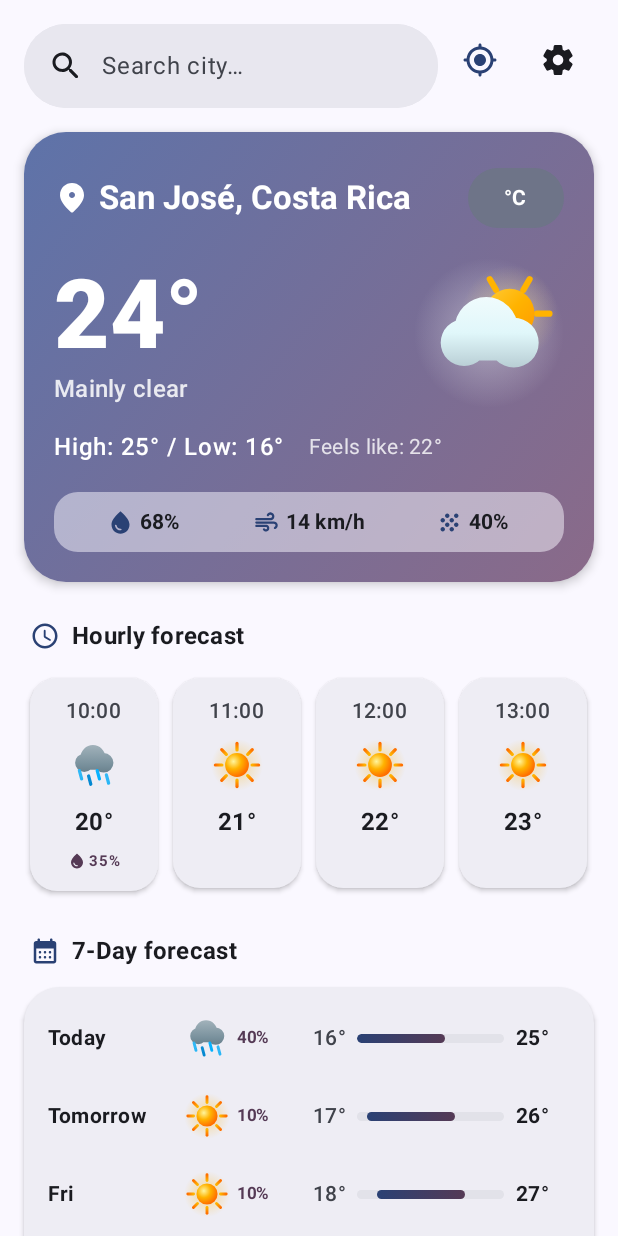
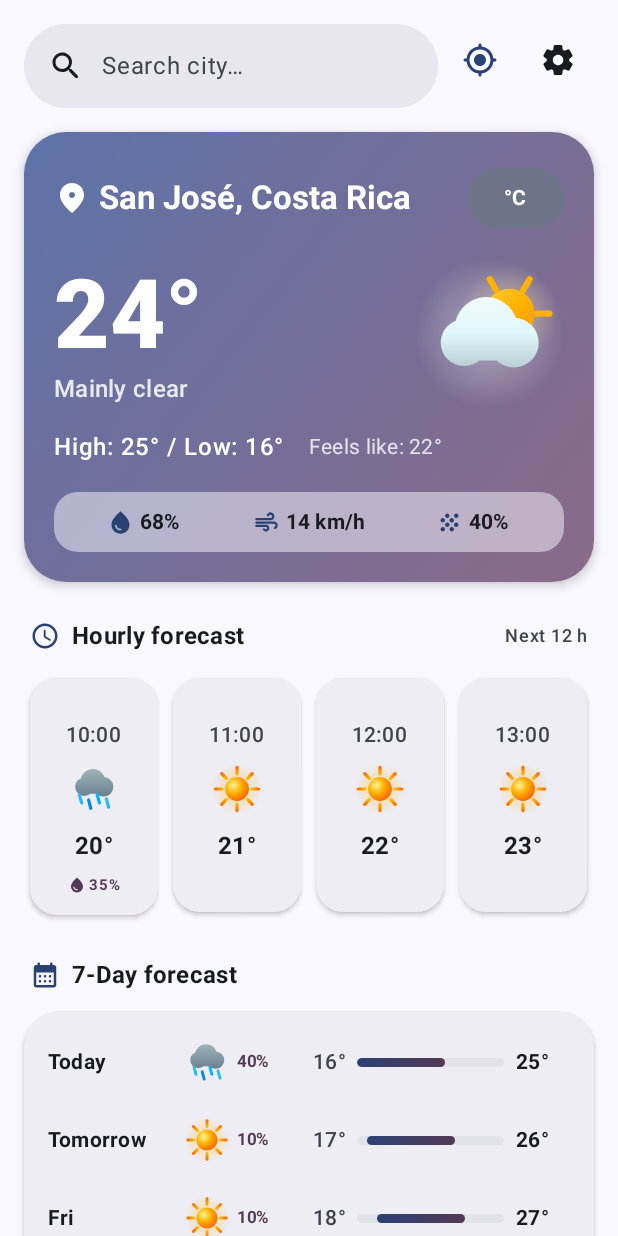
Before and after one commit to monchito007/MWeather, an Android app built with Jetpack Compose: the @Preview function WeatherScreenPreview, on a phone screen of 412 x 824 dp. Run offline under Robolectric (Android 15) with nearby library versions, the phone set to English and light mode, and no system bars.

Commit message:
Show every remaining hour in the hourly forecast, starting now
The hourly row used to show 00:00-23:00 of today, including hours already
past. It now starts at the current hour (from the API's current time, in
the location's timezone) and lists every hour left in the 7-day forecast.
The header shows how many hours there are, and midnight cards show the
weekday so it's clear where each day starts.

Co-Authored-By: Claude Opus 5.5 <noreply@anthropic.com>

```diff
--- a/app/src/main/java/com/monchito007/mweather/ui/weather/components/HourlyForecastSection.kt
+++ b/app/src/main/java/com/monchito007/mweather/ui/weather/components/HourlyForecastSection.kt
@@ -1,6 +1,7 @@
 package com.monchito007.mweather.ui.weather.components
 
 import com.monchito007.mweather.R
+import androidx.compose.ui.res.stringArrayResource
 import androidx.compose.ui.res.stringResource
 import androidx.compose.foundation.layout.Arrangement
 import androidx.compose.foundation.layout.Column
@@ -50,7 +51,9 @@ fun HourlyForecastSection(
         // Section Header
         Row(
             verticalAlignment = Alignment.CenterVertically,
-            modifier = Modifier.padding(horizontal = 4.dp, vertical = 8.dp)
+            modifier = Modifier
+                .fillMaxWidth()
+                .padding(horizontal = 4.dp, vertical = 8.dp)
         ) {
             Icon(
                 imageVector = Icons.Rounded.Schedule,
@@ -66,17 +69,23 @@ fun HourlyForecastSection(
                 ),
                 color = MaterialTheme.colorScheme.onBackground
             )
+            Spacer(modifier = Modifier.weight(1f))
+            Text(
+                text = stringResource(R.string.hourly_forecast_count, hourlyForecast.size),
+                style = MaterialTheme.typography.labelMedium,
+                color = MaterialTheme.colorScheme.onSurfaceVariant
+            )
         }
 
         Spacer(modifier = Modifier.height(4.dp))
 
-        // Hourly LazyRow
+        // Hourly LazyRow: every hour the API gives from now on (up to the end of the 7 days)
         LazyRow(
             horizontalArrangement = Arrangement.spacedBy(10.dp),
             contentPadding = PaddingValues(horizontal = 4.dp, vertical = 4.dp),
             modifier = Modifier.fillMaxWidth()
         ) {
-            items(hourlyForecast.take(24), key = { it.time }) { hour ->
+            items(hourlyForecast, key = { it.time }) { hour ->
                 HourlyItemCard(
                     hourly = hour,
                     unit = unit,
@@ -109,6 +118,20 @@ private fun HourlyItemCard(
                 .fillMaxWidth()
                 .padding(vertical = 12.dp, horizontal = 8.dp)
         ) {
+            // Weekday on the first hour of each new day, so it's clear where days change.
+            // Blank on the other cards so every card keeps the same height.
+            val weekday = if (WeatherUtils.formatHourlyTime(hourly.time) == "00:00") {
+                WeatherUtils.dayOfWeekIndex(hourly.time)
+                    ?.let { stringArrayResource(R.array.days_of_week_short)[it] }
+            } else {
+                null
+            }
+            Text(
+                text = weekday ?: " ",
+                style = MaterialTheme.typography.labelSmall.copy(fontWeight = FontWeight.Bold),
+                color = MaterialTheme.colorScheme.primary
+            )
+
             // Hour
             Text(
                 text = WeatherUtils.formatHourlyTime(hourly.time),
@@ -175,7 +198,8 @@ private fun HourlyItemCard(
 fun HourlyForecastSectionPreview() {
     val sampleHourly = List(12) { i ->
         HourlyForecast(
-            time = "2025-01-01T${10 + i}:00",
+            // 18:00 to 05:00, crossing midnight to show the weekday label
+            time = "2025-01-0${1 + (18 + i) / 24}T${((18 + i) % 24).toString().padStart(2, '0')}:00",
             temperature = 18.0 + i,
             weatherCode = if (i % 3 == 0) 61 else 0,
             weatherDescription = "Clear",
--- a/app/src/main/res/values/strings.xml
+++ b/app/src/main/res/values/strings.xml
@@ -19,6 +19,7 @@
     <string name="error_no_connection">No connection. Check your network and try again.</string>
     <string name="feels_like">Feels like</string>
     <string name="happy_mode_faces">😊  Happy mode (Faces)</string>
+    <string name="hourly_forecast_count">Next %1$d h</string>
     <string name="hourly_forecast_title">Hourly forecast</string>
     <string name="humidity">Humidity</string>
     <string name="humidity_level">Humidity level</string>
```
Also changed, not shown: app/src/main/java/com/monchito007/mweather/data/mapper/WeatherMapper.kt (+15 -1 lines), 3 other files.
